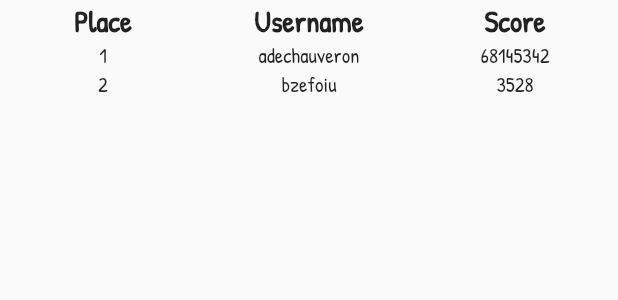
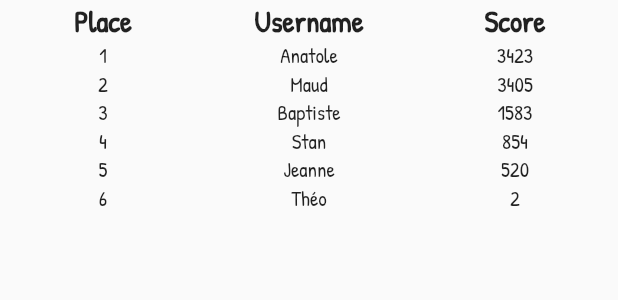
Before and after one commit to Anatole-DC/trivial_pursuit, a Flutter app: the LeaderboardPage widget shown alone on an empty page, opened directly, on a phone screen of 412 x 824 dp. Shown: the top 300 px of the screen. Run offline on Flutter 3.47's test engine with Material 2 defaults, Android fonts, the light colour scheme and no system bars; our stand-ins replace bloc, cloud_firestore, firebase_auth, firebase_core, flutter_bloc, freezed_annotation and 2 more; accounts and stored records are empty; network calls fail.

Commit message:
:sparkles: Adaptative leaderboard
All is left to do before the release is to create a repository to fetch the users, so that the leaderboard is generated from actual users from the leaderboard

```diff
--- a/frontend/lib/data/models/auth/player.dart
+++ b/frontend/lib/data/models/auth/player.dart
@@ -1,4 +1,4 @@
-class Player {
+class Player implements Comparable<Player> {
   final String uid; // Firebase uid
   final String username; // Trivial Pursuit username
   final int score; // The score
@@ -18,4 +18,9 @@
         'score': score,
         'lastDailyQuizz': lastDailyQuizz,
       };
+
+  @override
+  int compareTo(Player other) {
+    return other.score - score;
+  }
 }
--- a/frontend/lib/interface/screens/home/home_page.dart
+++ b/frontend/lib/interface/screens/home/home_page.dart
@@ -29,7 +29,7 @@
 
   final List<Widget> pages = [
     const GamePage(),
-    const LeaderboardPage(),
+    LeaderboardPage(),
     ProfilePage()
   ];
 
--- a/frontend/lib/interface/screens/leaderboard/leaderboard_page.dart
+++ b/frontend/lib/interface/screens/leaderboard/leaderboard_page.dart
@@ -1,14 +1,40 @@
 import 'package:flutter/material.dart';
+import 'package:trivial_pursuit/data/models/auth/player.dart';
 import 'package:trivial_pursuit/interface/screens/leaderboard/leaderboard_header.dart';
 
 class LeaderboardPage extends StatefulWidget {
-  const LeaderboardPage({super.key});
+  LeaderboardPage({super.key});
+
+  final List<Player> _players = [
+    Player("Anatole", "test", 3423, null),
+    Player("Stan", "test", 854, null),
+    Player("Théo", "test", 2, null),
+    Player("Baptiste", "test", 1583, null),
+    Player("Jeanne", "test", 520, null),
+    Player("Maud", "test", 3405, null),
+  ];
 
   @override
   State<LeaderboardPage> createState() => _LeaderboardPageState();
 }
 
 class _LeaderboardPageState extends State<LeaderboardPage> {
+  List<TableRow> _leaderBoardMembers(List<Player> players) {
+    List<TableRow> members = [];
+    players.sort();
+
+    for (var i = 0; i < players.length; i++) {
+      members.add(TableRow(
+        children: [
+          Column(children: [Text((i + 1).toString())]),
+          Column(children: [Text(players[i].username)]),
+          Column(children: [Text(players[i].score.toString())]),
+        ],
+      ));
+    }
+    return members;
+  }
+
   @override
   Widget build(BuildContext context) {
     return SingleChildScrollView(
@@ -23,24 +49,7 @@
               Column(children: const [LeaderboardHeader(text: "Score")]),
             ],
           ),
-
-          // Test Row
-          TableRow(
-            children: [
-              Column(children: const [Text("1")]),
-              Column(children: const [Text("adechauveron")]),
-              Column(children: const [Text("68145342")]),
-            ],
-          ),
-
-          // Test Row
-          TableRow(
-            children: [
-              Column(children: const [Text("2")]),
-              Column(children: const [Text("bzefoiu")]),
-              Column(children: const [Text("3528")]),
-            ],
-          ),
+          ..._leaderBoardMembers(widget._players)
         ],
       )),
     );
```
